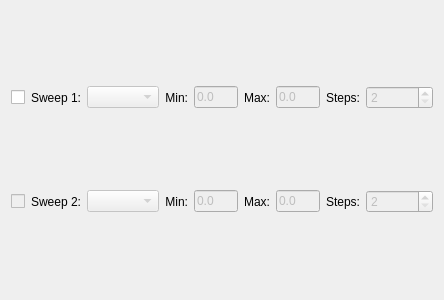
This is ui/sweep_widget.ui in powder-phun/quadrupole as Qt 5 draws it before an edit. The edited form follows.
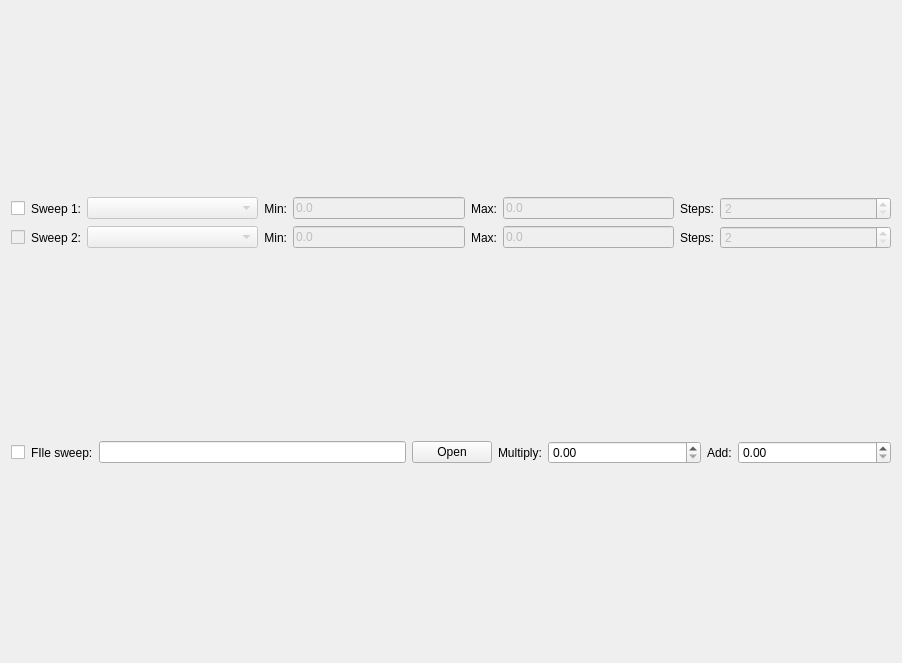
This is the edited form.

```diff
--- a/ui/sweep_widget.ui
+++ b/ui/sweep_widget.ui
@@ -6,40 +6,33 @@
    <rect>
     <x>0</x>
     <y>0</y>
-    <width>444</width>
-    <height>300</height>
+    <width>902</width>
+    <height>663</height>
    </rect>
   </property>
   <property name="windowTitle">
    <string>Form</string>
   </property>
-  <layout class="QGridLayout" name="sweepGridLayout">
+  <layout class="QVBoxLayout" name="verticalLayout">
+   <item>
+    <layout class="QGridLayout" name="gridLayout" columnstretch="0,0,1,0,1,0,1,0,1">
+     <item row="1" column="6">
+      <widget class="QLineEdit" name="sweepTwoMaxEdit">
+       <property name="enabled">
+        <bool>false</bool>
+       </property>
+       <property name="text">
+        <string>0.0</string>
+       </property>
+      </widget>
+     </item>
    <item row="0" column="4">
-    <widget class="QLabel" name="sweepOneMinLabel">
-     <property name="sizePolicy">
-      <sizepolicy hsizetype="Fixed" vsizetype="Preferred">
-       <horstretch>0</horstretch>
-       <verstretch>0</verstretch>
-      </sizepolicy>
-     </property>
-     <property name="text">
-      <string>Min:</string>
-     </property>
-     <property name="alignment">
-      <set>Qt::AlignRight|Qt::AlignTrailing|Qt::AlignVCenter</set>
-     </property>
-    </widget>
-   </item>
-   <item row="1" column="10">
-    <widget class="QSpinBox" name="sweepTwoStepsSpinbox">
+      <widget class="QLineEdit" name="sweepOneMinEdit">
      <property name="enabled">
       <bool>false</bool>
      </property>
-     <property name="minimum">
-      <number>2</number>
-     </property>
-     <property name="maximum">
-      <number>100000</number>
+       <property name="text">
+        <string>0.0</string>
      </property>
     </widget>
    </item>
@@ -59,52 +52,7 @@
      </property>
     </widget>
    </item>
-   <item row="0" column="10">
-    <widget class="QSpinBox" name="sweepOneStepsSpinbox">
-     <property name="enabled">
-      <bool>false</bool>
-     </property>
-     <property name="minimum">
-      <number>2</number>
-     </property>
-     <property name="maximum">
-      <number>100000</number>
-     </property>
-    </widget>
-   </item>
-   <item row="1" column="9">
-    <widget class="QLabel" name="sweepTwoStepsLabel">
-     <property name="sizePolicy">
-      <sizepolicy hsizetype="Fixed" vsizetype="Preferred">
-       <horstretch>0</horstretch>
-       <verstretch>0</verstretch>
-      </sizepolicy>
-     </property>
-     <property name="text">
-      <string>Steps:</string>
-     </property>
-     <property name="alignment">
-      <set>Qt::AlignRight|Qt::AlignTrailing|Qt::AlignVCenter</set>
-     </property>
-    </widget>
-   </item>
-   <item row="1" column="2">
-    <widget class="QLabel" name="sweepTwoLabel">
-     <property name="sizePolicy">
-      <sizepolicy hsizetype="Fixed" vsizetype="Preferred">
-       <horstretch>0</horstretch>
-       <verstretch>0</verstretch>
-      </sizepolicy>
-     </property>
-     <property name="text">
-      <string>Sweep 2:</string>
-     </property>
-     <property name="alignment">
-      <set>Qt::AlignRight|Qt::AlignTrailing|Qt::AlignVCenter</set>
-     </property>
-    </widget>
-   </item>
-   <item row="0" column="8">
+     <item row="0" column="6">
     <widget class="QLineEdit" name="sweepOneMaxEdit">
      <property name="enabled">
       <bool>false</bool>
@@ -114,8 +62,8 @@
      </property>
     </widget>
    </item>
-   <item row="0" column="9">
-    <widget class="QLabel" name="sweepOneStepsLabel">
+     <item row="1" column="3">
+      <widget class="QLabel" name="sweepTwoMinLabel">
      <property name="sizePolicy">
       <sizepolicy hsizetype="Fixed" vsizetype="Preferred">
        <horstretch>0</horstretch>
@@ -123,24 +71,30 @@
       </sizepolicy>
      </property>
      <property name="text">
-      <string>Steps:</string>
+        <string>Min:</string>
      </property>
      <property name="alignment">
       <set>Qt::AlignRight|Qt::AlignTrailing|Qt::AlignVCenter</set>
      </property>
     </widget>
    </item>
-   <item row="1" column="5">
-    <widget class="QLineEdit" name="sweepTwoMinEdit">
-     <property name="enabled">
-      <bool>false</bool>
+     <item row="0" column="1">
+      <widget class="QLabel" name="sweepOneLabel">
+       <property name="sizePolicy">
+        <sizepolicy hsizetype="Fixed" vsizetype="Preferred">
+         <horstretch>0</horstretch>
+         <verstretch>0</verstretch>
+        </sizepolicy>
      </property>
      <property name="text">
-      <string>0.0</string>
-     </property>
-    </widget>
-   </item>
-   <item row="0" column="3">
+        <string>Sweep 1:</string>
+       </property>
+       <property name="alignment">
+        <set>Qt::AlignRight|Qt::AlignTrailing|Qt::AlignVCenter</set>
+       </property>
+      </widget>
+     </item>
+     <item row="0" column="2">
     <widget class="QComboBox" name="sweepOneCombobox">
      <property name="enabled">
       <bool>false</bool>
@@ -153,18 +107,24 @@
      </property>
     </widget>
    </item>
+     <item row="1" column="1">
+      <widget class="QLabel" name="sweepTwoLabel">
+       <property name="sizePolicy">
+        <sizepolicy hsizetype="Fixed" vsizetype="Preferred">
+         <horstretch>0</horstretch>
+         <verstretch>0</verstretch>
+        </sizepolicy>
+       </property>
+       <property name="text">
+        <string>Sweep 2:</string>
+       </property>
+       <property name="alignment">
+        <set>Qt::AlignRight|Qt::AlignTrailing|Qt::AlignVCenter</set>
+       </property>
+      </widget>
+     </item>
    <item row="0" column="5">
-    <widget class="QLineEdit" name="sweepOneMinEdit">
-     <property name="enabled">
-      <bool>false</bool>
-     </property>
-     <property name="text">
-      <string>0.0</string>
-     </property>
-    </widget>
-   </item>
-   <item row="0" column="2">
-    <widget class="QLabel" name="sweepOneLabel">
+      <widget class="QLabel" name="sweepOneMaxLabel">
      <property name="sizePolicy">
       <sizepolicy hsizetype="Fixed" vsizetype="Preferred">
        <horstretch>0</horstretch>
@@ -172,15 +132,15 @@
       </sizepolicy>
      </property>
      <property name="text">
-      <string>Sweep 1:</string>
+        <string>Max:</string>
      </property>
      <property name="alignment">
       <set>Qt::AlignRight|Qt::AlignTrailing|Qt::AlignVCenter</set>
      </property>
     </widget>
    </item>
-   <item row="1" column="4">
-    <widget class="QLabel" name="sweepTwoMinLabel">
+     <item row="0" column="3">
+      <widget class="QLabel" name="sweepOneMinLabel">
      <property name="sizePolicy">
       <sizepolicy hsizetype="Fixed" vsizetype="Preferred">
        <horstretch>0</horstretch>
@@ -208,23 +168,7 @@
      </property>
     </widget>
    </item>
-   <item row="1" column="6">
-    <widget class="QLabel" name="sweepTwoMaxLabel">
-     <property name="sizePolicy">
-      <sizepolicy hsizetype="Fixed" vsizetype="Preferred">
-       <horstretch>0</horstretch>
-       <verstretch>0</verstretch>
-      </sizepolicy>
-     </property>
-     <property name="text">
-      <string>Max:</string>
-     </property>
-     <property name="alignment">
-      <set>Qt::AlignRight|Qt::AlignTrailing|Qt::AlignVCenter</set>
-     </property>
-    </widget>
-   </item>
-   <item row="1" column="3">
+     <item row="1" column="2">
     <widget class="QComboBox" name="sweepTwoCombobox">
      <property name="enabled">
       <bool>false</bool>
@@ -234,8 +178,18 @@
      </property>
     </widget>
    </item>
-   <item row="0" column="6">
-    <widget class="QLabel" name="sweepOneMaxLabel">
+     <item row="1" column="4">
+      <widget class="QLineEdit" name="sweepTwoMinEdit">
+       <property name="enabled">
+        <bool>false</bool>
+       </property>
+       <property name="text">
+        <string>0.0</string>
+       </property>
+      </widget>
+     </item>
+     <item row="1" column="5">
+      <widget class="QLabel" name="sweepTwoMaxLabel">
      <property name="sizePolicy">
       <sizepolicy hsizetype="Fixed" vsizetype="Preferred">
        <horstretch>0</horstretch>
@@ -250,17 +204,115 @@
      </property>
     </widget>
    </item>
+     <item row="0" column="7">
+      <widget class="QLabel" name="sweepOneStepsLabel">
+       <property name="sizePolicy">
+        <sizepolicy hsizetype="Fixed" vsizetype="Preferred">
+         <horstretch>0</horstretch>
+         <verstretch>0</verstretch>
+        </sizepolicy>
+       </property>
+       <property name="text">
+        <string>Steps:</string>
+       </property>
+       <property name="alignment">
+        <set>Qt::AlignRight|Qt::AlignTrailing|Qt::AlignVCenter</set>
+       </property>
+      </widget>
+     </item>
+     <item row="0" column="8">
+      <widget class="QSpinBox" name="sweepOneStepsSpinbox">
+       <property name="enabled">
+        <bool>false</bool>
+       </property>
+       <property name="minimum">
+        <number>2</number>
+       </property>
+       <property name="maximum">
+        <number>100000</number>
+       </property>
+      </widget>
+     </item>
+     <item row="1" column="7">
+      <widget class="QLabel" name="sweepTwoStepsLabel">
+       <property name="sizePolicy">
+        <sizepolicy hsizetype="Fixed" vsizetype="Preferred">
+         <horstretch>0</horstretch>
+         <verstretch>0</verstretch>
+        </sizepolicy>
+       </property>
+       <property name="text">
+        <string>Steps:</string>
+       </property>
+       <property name="alignment">
+        <set>Qt::AlignRight|Qt::AlignTrailing|Qt::AlignVCenter</set>
+       </property>
+      </widget>
+     </item>
    <item row="1" column="8">
-    <widget class="QLineEdit" name="sweepTwoMaxEdit">
+      <widget class="QSpinBox" name="sweepTwoStepsSpinbox">
      <property name="enabled">
       <bool>false</bool>
      </property>
+       <property name="minimum">
+        <number>2</number>
+       </property>
+       <property name="maximum">
+        <number>100000</number>
+       </property>
+      </widget>
+     </item>
+    </layout>
+   </item>
+   <item>
+    <layout class="QHBoxLayout" name="horizontalLayout" stretch="0,0,2,0,0,1,0,1">
+     <item>
+      <widget class="QCheckBox" name="checkBox">
      <property name="text">
-      <string>0.0</string>
+        <string/>
      </property>
     </widget>
    </item>
-  </layout>
+     <item>
+      <widget class="QLabel" name="label">
+       <property name="text">
+        <string>FIle sweep:</string>
+       </property>
+      </widget>
+     </item>
+     <item>
+      <widget class="QLineEdit" name="lineEdit"/>
+     </item>
+     <item>
+      <widget class="QPushButton" name="pushButton">
+       <property name="text">
+        <string>Open</string>
+       </property>
+      </widget>
+     </item>
+     <item>
+      <widget class="QLabel" name="label_3">
+       <property name="text">
+        <string>Multiply:</string>
+       </property>
+      </widget>
+     </item>
+     <item>
+      <widget class="QDoubleSpinBox" name="doubleSpinBox"/>
+     </item>
+     <item>
+      <widget class="QLabel" name="label_4">
+       <property name="text">
+        <string>Add:</string>
+       </property>
+      </widget>
+     </item>
+     <item>
+      <widget class="QDoubleSpinBox" name="doubleSpinBox_2"/>
+     </item>
+    </layout>
+   </item>
+  </layout>
  </widget>
  <tabstops>
   <tabstop>sweepOneCheckbox</tabstop>
```
Left out of the diff: 12 changed lines with no effect on the pictures. Lines whose indentation alone changed are shown as unchanged.
